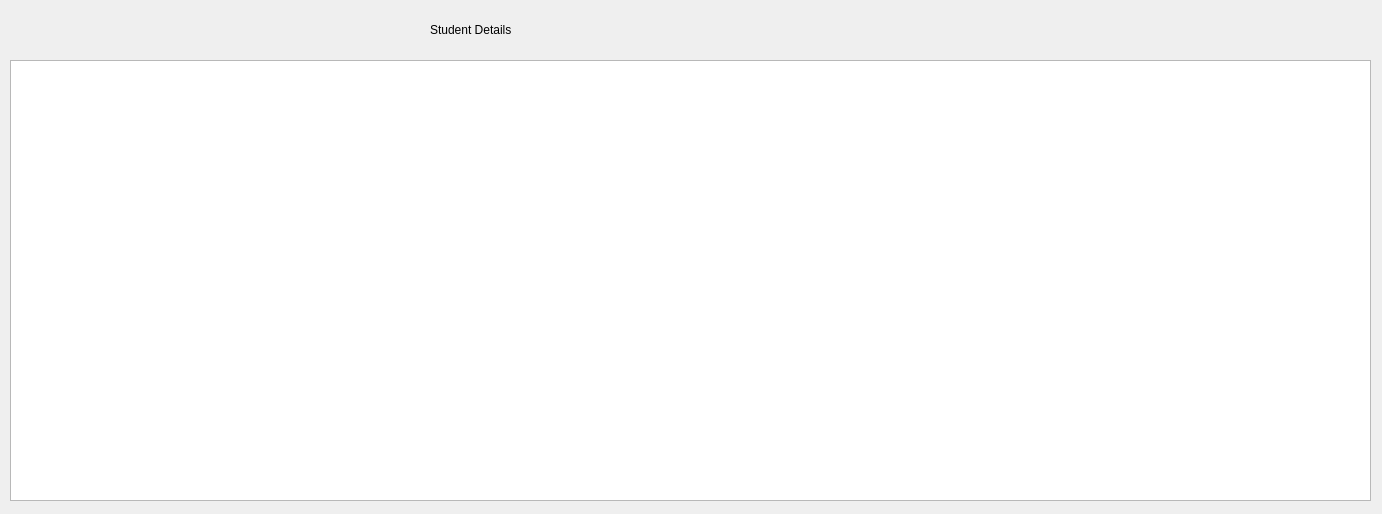
Above: GUI/Final/secondwindow.ui from aaryashah1010/Capstone-Sleepinducer before the change. Below: the same form after it.
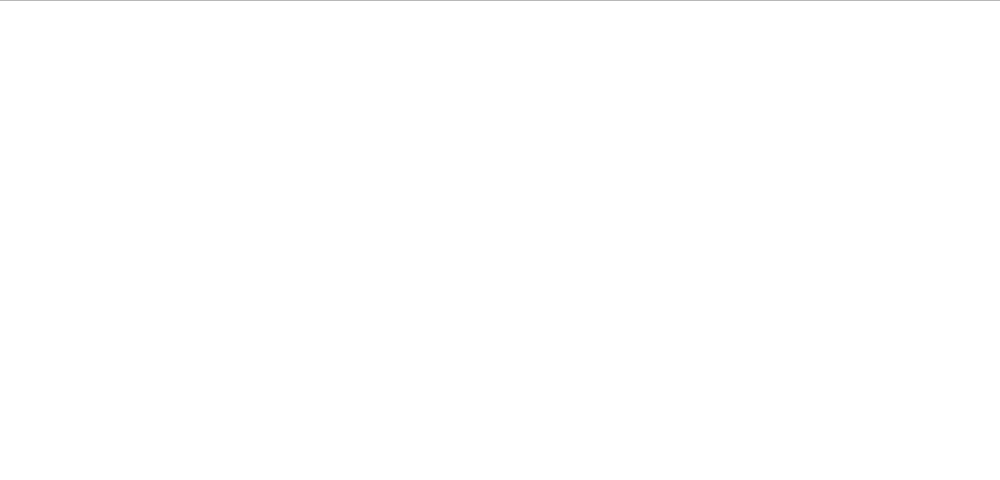
That is the form after the change.

Diff of the .ui file:
```diff
--- a/GUI/Final/secondwindow.ui
+++ b/GUI/Final/secondwindow.ui
@@ -6,8 +6,8 @@
    <rect>
     <x>0</x>
     <y>0</y>
-    <width>1382</width>
-    <height>514</height>
+    <width>1000</width>
+    <height>480</height>
    </rect>
   </property>
   <property name="windowTitle">
@@ -16,26 +16,13 @@
   <widget class="QTableView" name="tableView">
    <property name="geometry">
     <rect>
-     <x>10</x>
-     <y>60</y>
-     <width>1361</width>
-     <height>441</height>
+     <x>-10</x>
+     <y>0</y>
+     <width>1011</width>
+     <height>481</height>
     </rect>
    </property>
   </widget>
-  <widget class="QLabel" name="label">
-   <property name="geometry">
-    <rect>
-     <x>430</x>
-     <y>20</y>
-     <width>101</width>
-     <height>20</height>
-    </rect>
-   </property>
-   <property name="text">
-    <string>Student Details</string>
-   </property>
-  </widget>
  </widget>
  <resources/>
  <connections/>
```
Left out of the diff: 2 changed lines with no effect on the pictures.
